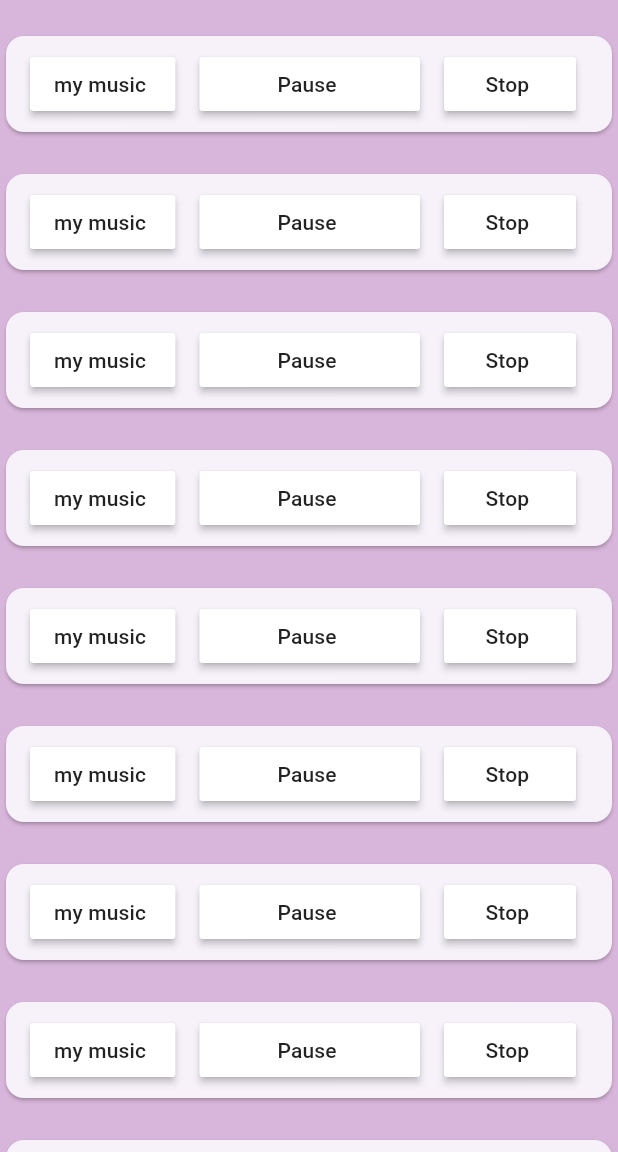
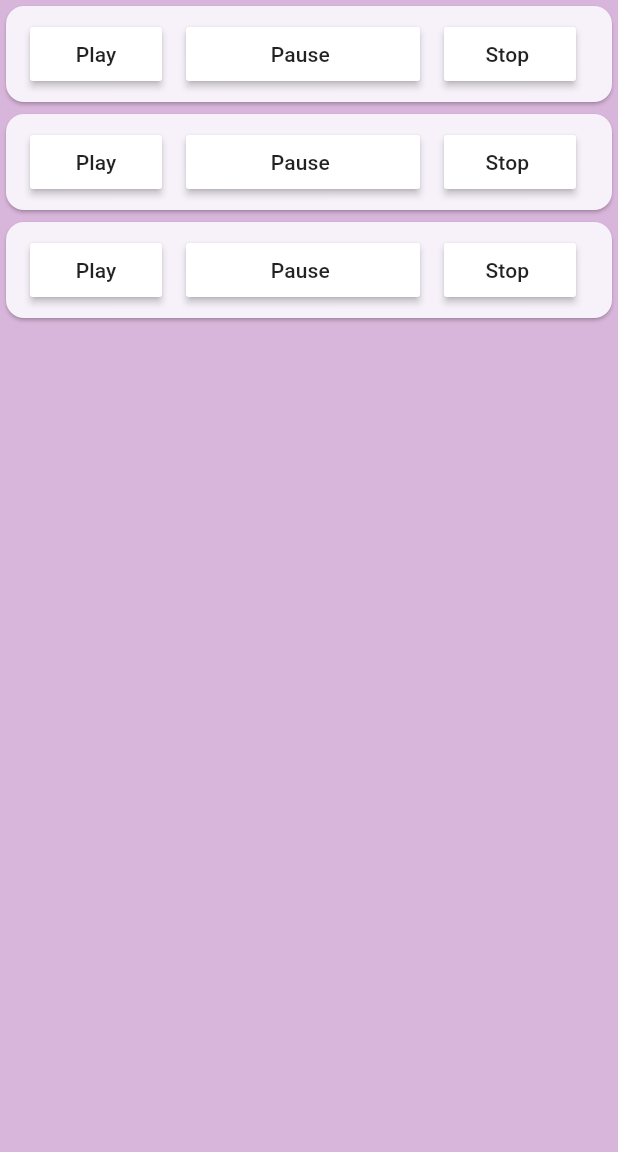
Before and after one commit to MirnaHasan/webpage, a Flutter app: the screen it shows after launch, on a phone screen of 412 x 824 dp, the part 84-1236 px from its top. Run offline on Flutter 3.47's test engine with Material 3 defaults, Android fonts, the phone set to English and light mode, and no system bars; our stand-ins replace audioplayers.

Commit message:
get editeors

```diff
--- a/lib/main.dart
+++ b/lib/main.dart
@@ -1,5 +1,10 @@
+import 'dart:developer';
+import 'dart:io';
+
 import 'package:flutter/material.dart';
 import 'package:audioplayers/audioplayers.dart';
+import 'package:flutter/services.dart';
+import 'package:path_provider/path_provider.dart';
 
 void main() {
   runApp(const Music());
@@ -17,12 +22,19 @@ class _MusicState extends State<Music> {
   @override
   void initState() {
     super.initState();
-
+    // getFile();
+    // _loadTextFiles();
     player = AudioPlayer();
 
     player.setReleaseMode(ReleaseMode.stop);
   }
 
+  List<File> songs = [];
+  List<String> fileContents = [
+    'assets/songs/song1.mp3',
+    'assets/songs/song2.mp3',
+    'assets/songs/song3.mp3',
+  ];
   @override
   void dispose() {
     player.dispose();
@@ -32,7 +44,7 @@ class _MusicState extends State<Music> {
 
   @override
   Widget build(BuildContext context) {
-    void playmusic(int musicNumber ) {
+    void playmusic(int musicNumber) {
       WidgetsBinding.instance.addPostFrameCallback((_) async {
         await player.setSource(
           AssetSource('songs/song$musicNumber.mp3'),
@@ -83,19 +95,21 @@ class _MusicState extends State<Music> {
               ],
             )),
         body: Center(
-            child: ListView(
-              children: [
-                const SizedBox(
-                  height: 20,
-                ),
-                Card(
+          child: fileContents.isEmpty
+              ? const CircularProgressIndicator()
+              : ListView.builder(
+                  itemCount: fileContents.length,
+                  itemBuilder: (c, i) {
+                    return Card(
                       child: ListTile(
                         leading: MaterialButton(
                           color: Colors.white,
                           onPressed: () async {
-                        playmusic(1);
+                            await player.stop();
+                            player.audioCache.clearAll();
+                            playmusic(i + 1);
                           },
-                      child: const Text("my music "),
+                          child: const Text("Play"),
                         ),
                         title: MaterialButton(
                           color: Colors.white,
@@ -112,291 +126,334 @@ class _MusicState extends State<Music> {
                           child: const Text("Stop "),
                         ),
                       ),
-                ),
-                const SizedBox(
-                  height: 20,
-                ),
-                Card(
-
-                  child: ListTile(
-                    leading: MaterialButton(
-                      color: Colors.white,
-                      onPressed: () async {
-                        playmusic(2);
-                      },
-                      child: const Text("my music "),
-                    ),
-                    title: MaterialButton(
-                      color: Colors.white,
-                      onPressed: () async {
-                        pause();
-                      },
-                      child: const Text("Pause "),
-                    ),
-                    trailing: MaterialButton(
-                      color: Colors.white,
-                      onPressed: () async {
-                        stop();
-                      },
-                      child: const Text("Stop "),
+                    );
+                  }),
         ),
       ),
-                ),
-                const SizedBox(
-                  height: 20,
-                ),
-                Card(
-                  child: ListTile(
-                    leading: MaterialButton(
-                      color: Colors.white,
-                      onPressed: () async {
-                        playmusic(3);
-                      },
-                      child: const Text("my music "),
-                    ),
-                    title: MaterialButton(
-                      color: Colors.white,
-                      onPressed: () async {
-                        pause();
-                      },
-                      child: const Text("Pause "),
-                    ),
-                    trailing: MaterialButton(
-                      color: Colors.white,
-                      onPressed: () async {
-                        stop();
-                      },
-                      child: const Text("Stop "),
-                    ),
-                  ),
-                ),
-                const SizedBox(
-                  height: 20,
-                ),
-                Card(
-                  child: ListTile(
-                    leading: MaterialButton(
-                      color: Colors.white,
-                      onPressed: () async {
-                        playmusic(4);
-                      },
-                      child: const Text("my music "),
-                    ),
-                    title: MaterialButton(
-                      color: Colors.white,
-                      onPressed: () async {
-                        pause();
-                      },
-                      child: const Text("Pause "),
-                    ),
-                    trailing: MaterialButton(
-                      color: Colors.white,
-                      onPressed: () async {
-                        stop();
-                      },
-                      child: const Text("Stop "),
-                    ),
-                  ),
-                ),
-                const SizedBox(
-                  height: 20,
-                ),
-                Card(
-                  child: ListTile(
-                    leading: MaterialButton(
-                      color: Colors.white,
-                      onPressed: () async {
-                        playmusic(5);
-                      },
-                      child: const Text("my music "),
-                    ),
-                    title: MaterialButton(
-                      color: Colors.white,
-                      onPressed: () async {
-                        pause();
-                      },
-                      child: const Text("Pause "),
-                    ),
-                    trailing: MaterialButton(
-                      color: Colors.white,
-                      onPressed: () async {
-                        stop();
-                      },
-                      child: const Text("Stop "),
-                    ),
-                  ),
-                ),
-                const SizedBox(
-                  height: 20,
-                ),
-                Card(
-                  child: ListTile(
-                    leading: MaterialButton(
-                      color: Colors.white,
-                      onPressed: () async {
-                        playmusic(6);
-                      },
-                      child: const Text("my music "),
-                    ),
-                    title: MaterialButton(
-                      color: Colors.white,
-                      onPressed: () async {
-                        pause();
-                      },
-                      child: const Text("Pause "),
-                    ),
-                    trailing: MaterialButton(
-                      color: Colors.white,
-                      onPressed: () async {
-                        stop();
-                      },
-                      child: const Text("Stop "),
-                    ),
-                  ),
-                ),
-                const SizedBox(
-                  height: 20,
-                ),
-                Card(
-                  child: ListTile(
-                    leading: MaterialButton(
-                      color: Colors.white,
-                      onPressed: () async {
-                        playmusic(7);
-                      },
-                      child: const Text("my music "),
-                    ),
-                    title: MaterialButton(
-                      color: Colors.white,
-                      onPressed: () async {
-                        pause();
-                      },
-                      child: const Text("Pause "),
-                    ),
-                    trailing: MaterialButton(
-                      color: Colors.white,
-                      onPressed: () async {
-                        stop();
-                      },
-                      child: const Text("Stop "),
-                    ),
-                  ),
-                ),
-                const SizedBox(
-                  height: 20,
-                ),
-                Card(
-                  child: ListTile(
-                    leading: MaterialButton(
-                      color: Colors.white,
-                      onPressed: () async {
-                        playmusic(8);
-                      },
-                      child: const Text("my music "),
-                    ),
-                    title: MaterialButton(
-                      color: Colors.white,
-                      onPressed: () async {
-                        pause();
-                      },
-                      child: const Text("Pause "),
-                    ),
-                    trailing: MaterialButton(
-                      color: Colors.white,
-                      onPressed: () async {
-                        stop();
-                      },
-                      child: const Text("Stop "),
-                    ),
-                  ),
-                ),
-                const SizedBox(
-                  height: 20,
-                ),
-                Card(
-                  child: ListTile(
-                    leading: MaterialButton(
-                      color: Colors.white,
-                      onPressed: () async {
-                        playmusic(9);
-                      },
-                      child: const Text("my music "),
-                    ),
-                    title: MaterialButton(
-                      color: Colors.white,
-                      onPressed: () async {
-                        pause();
-                      },
-                      child: const Text("Pause "),
-                    ),
-                    trailing: MaterialButton(
-                      color: Colors.white,
-                      onPressed: () async {
-                        stop();
-                      },
-                      child: const Text("Stop "),
-                    ),
-                  ),
-                ),
-                const SizedBox(
-                  height: 20,
-                ),
-                Card(
-                  child: ListTile(
-                    leading: MaterialButton(
-                      color: Colors.white,
-                      onPressed: () async {
-                        playmusic(10);
-                      },
-                      child: const Text("my music "),
-                    ),
-                    title: MaterialButton(
-                      color: Colors.white,
-                      onPressed: () async {
-                        pause();
-                      },
-                      child: const Text("Pause "),
-                    ),
-                    trailing: MaterialButton(
-                      color: Colors.white,
-                      onPressed: () async {
-                        stop();
-                      },
-                      child: const Text("Stop "),
-                    ),
-                  ),
-                ),
-                const SizedBox(
-                  height: 20,
-                ),
-                Card(
-                  child: ListTile(
-                    leading: MaterialButton(
-                      color: Colors.white,
-                      onPressed: () async {
-                        playmusic(11);
-                      },
-                      child: const Text("my music "),
-                    ),
-                    title: MaterialButton(
-                      color: Colors.white,
-                      onPressed: () async {
-                        pause();
-                      },
-                      child: const Text("Pause "),
-                    ),
-                    trailing: MaterialButton(
-                      color: Colors.white,
-                      onPressed: () async {
-                        stop();
-                      },
-                      child: const Text("Stop "),
-                    ),
-                  ),
-                ),
-              ],
-            ),
-          ),
-        ));
+    );
   }
 }
+
+// class NewWidget extends StatelessWidget {
+//   const NewWidget({
+//     super.key,
+//   });
+
+//   @override
+//   Widget build(BuildContext context) {
+//     return Center(
+//       child: ListView(
+//         children: [
+//           const SizedBox(
+//             height: 20,
+//           ),
+//           Card(
+//             child: ListTile(
+//               leading: MaterialButton(
+//                 color: Colors.white,
+//                 onPressed: () async {
+//                   playmusic(1);
+//                 },
+//                 child: const Text("my music "),
+//               ),
+//               title: MaterialButton(
+//                 color: Colors.white,
+//                 onPressed: () async {
+//                   pause();
+//                 },
+//                 child: const Text("Pause "),
+//               ),
+//               trailing: MaterialButton(
+//                 color: Colors.white,
+//                 onPressed: () async {
+//                   stop();
+//                 },
+//                 child: const Text("Stop "),
+//               ),
+//             ),
+//           ),
+//           const SizedBox(
+//             height: 20,
+//           ),
+//           Card(
+//             child: ListTile(
+//               leading: MaterialButton(
+//                 color: Colors.white,
+//                 onPressed: () async {
+//                   playmusic(2);
+//                 },
+//                 child: const Text("my music "),
+//               ),
+//               title: MaterialButton(
+//                 color: Colors.white,
+//                 onPressed: () async {
+//                   pause();
+//                 },
+//                 child: const Text("Pause "),
+//               ),
+//               trailing: MaterialButton(
+//                 color: Colors.white,
+//                 onPressed: () async {
+//                   stop();
+//                 },
+//                 child: const Text("Stop "),
+//               ),
+//             ),
+//           ),
+//           const SizedBox(
+//             height: 20,
+//           ),
+//           Card(
+//             child: ListTile(
+//               leading: MaterialButton(
+//                 color: Colors.white,
+//                 onPressed: () async {
+//                   playmusic(3);
+//                 },
+//                 child: const Text("my music "),
+//               ),
+//               title: MaterialButton(
+//                 color: Colors.white,
+//                 onPressed: () async {
+//                   pause();
+//                 },
+//                 child: const Text("Pause "),
+//               ),
+//               trailing: MaterialButton(
+//                 color: Colors.white,
+//                 onPressed: () async {
+//                   stop();
+//                 },
+//                 child: const Text("Stop "),
+//               ),
+//             ),
+//           ),
+//           const SizedBox(
+//             height: 20,
+//           ),
+//           Card(
+//             child: ListTile(
+//               leading: MaterialButton(
+//                 color: Colors.white,
+//                 onPressed: () async {
+//                   playmusic(4);
+//                 },
+//                 child: const Text("my music "),
+//               ),
+//               title: MaterialButton(
+//                 color: Colors.white,
+//                 onPressed: () async {
+//                   pause();
+//                 },
+//                 child: const Text("Pause "),
+//               ),
+//               trailing: MaterialButton(
+//                 color: Colors.white,
+//                 onPressed: () async {
+//                   stop();
+//                 },
+//                 child: const Text("Stop "),
+//               ),
+//             ),
+//           ),
+//           const SizedBox(
+//             height: 20,
+//           ),
+//           Card(
+//             child: ListTile(
+//               leading: MaterialButton(
+//                 color: Colors.white,
+//                 onPressed: () async {
+//                   playmusic(5);
+//                 },
+//                 child: const Text("my music "),
+//               ),
+//               title: MaterialButton(
+//                 color: Colors.white,
+//                 onPressed: () async {
+//                   pause();
+//                 },
+//                 child: const Text("Pause "),
+//               ),
+//               trailing: MaterialButton(
+//                 color: Colors.white,
+//                 onPressed: () async {
+//                   stop();
+//                 },
+//                 child: const Text("Stop "),
+//               ),
+//             ),
+//           ),
+//           const SizedBox(
+//             height: 20,
+//           ),
+//           Card(
+//             child: ListTile(
+//               leading: MaterialButton(
+//                 color: Colors.white,
+//                 onPressed: () async {
+//                   playmusic(6);
+//                 },
+//                 child: const Text("my music "),
+//               ),
+//               title: MaterialButton(
+//                 color: Colors.white,
+//                 onPressed: () async {
+//                   pause();
+//                 },
+//                 child: const Text("Pause "),
+//               ),
+//               trailing: MaterialButton(
+//                 color: Colors.white,
+//                 onPressed: () async {
+//                   stop();
+//                 },
+//                 child: const Text("Stop "),
+//               ),
+//             ),
+//           ),
+//           const SizedBox(
+//             height: 20,
+//           ),
+//           Card(
+//             child: ListTile(
+//               leading: MaterialButton(
+//                 color: Colors.white,
+//                 onPressed: () async {
+//                   playmusic(7);
+//                 },
+//                 child: const Text("my music "),
+//               ),
+//               title: MaterialButton(
+//                 color: Colors.white,
+//                 onPressed: () async {
+//                   pause();
+//                 },
+//                 child: const Text("Pause "),
+//               ),
+//               trailing: MaterialButton(
+//                 color: Colors.white,
+//                 onPressed: () async {
+//                   stop();
+//                 },
+//                 child: const Text("Stop "),
+//               ),
+//             ),
+//           ),
+//           const SizedBox(
+//             height: 20,
+//           ),
+//           Card(
+//             child: ListTile(
+//               leading: MaterialButton(
+//                 color: Colors.white,
+//                 onPressed: () async {
+//                   playmusic(8);
+//                 },
+//                 child: const Text("my music "),
+//               ),
+//               title: MaterialButton(
+//                 color: Colors.white,
+//                 onPressed: () async {
+//                   pause();
+//                 },
+//                 child: const Text("Pause "),
+//               ),
+//               trailing: MaterialButton(
+//                 color: Colors.white,
+//                 onPressed: () async {
+//                   stop();
+//                 },
+//                 child: const Text("Stop "),
+//               ),
+//             ),
+//           ),
+//           const SizedBox(
+//             height: 20,
+//           ),
+//           Card(
+//             child: ListTile(
+//               leading: MaterialButton(
+//                 color: Colors.white,
+//                 onPressed: () async {
+//                   playmusic(9);
+//                 },
+//                 child: const Text("my music "),
+//               ),
+//               title: MaterialButton(
+//                 color: Colors.white,
+//                 onPressed: () async {
+//                   pause();
+//                 },
+//                 child: const Text("Pause "),
+//               ),
+//               trailing: MaterialButton(
+//                 color: Colors.white,
+//                 onPressed: () async {
+//                   stop();
+//                 },
+//                 child: const Text("Stop "),
+//               ),
+//             ),
+//           ),
+//           const SizedBox(
+//             height: 20,
+//           ),
+//           Card(
+//             child: ListTile(
+//               leading: MaterialButton(
+//                 color: Colors.white,
+//                 onPressed: () async {
+//                   playmusic(10);
+//                 },
+//                 child: const Text("my music "),
+//               ),
+//               title: MaterialButton(
+//                 color: Colors.white,
+//                 onPressed: () async {
+//                   pause();
+//                 },
+//                 child: const Text("Pause "),
+//               ),
+//               trailing: MaterialButton(
+//                 color: Colors.white,
+//                 onPressed: () async {
+//                   stop();
+//                 },
+//                 child: const Text("Stop "),
+//               ),
+//             ),
+//           ),
+//           const SizedBox(
+//             height: 20,
+//           ),
+//           Card(
+//             child: ListTile(
+//               leading: MaterialButton(
+//                 color: Colors.white,
+//                 onPressed: () async {
+//                   playmusic(11);
+//                 },
+//                 child: const Text("my music "),
+//               ),
+//               title: MaterialButton(
+//                 color: Colors.white,
+//                 onPressed: () async {
+//                   pause();
+//                 },
+//                 child: const Text("Pause "),
+//               ),
+//               trailing: MaterialButton(
+//                 color: Colors.white,
+//                 onPressed: () async {
+//                   stop();
+//                 },
+//                 child: const Text("Stop "),
+//               ),
+//             ),
+//           ),
+//         ],
+//       ),
+//     );
+//   }
+// }
--- a/pubspec.yaml
+++ b/pubspec.yaml
@@ -39,6 +39,7 @@ dependencies:
 
   just_audio: ^0.9.39
   just_audio_cache: ^0.1.2
+  path_provider:
 
 dev_dependencies:
   flutter_test:
```
Also changed, not shown: pubspec.lock. Lines whose indentation alone changed are shown as unchanged.
